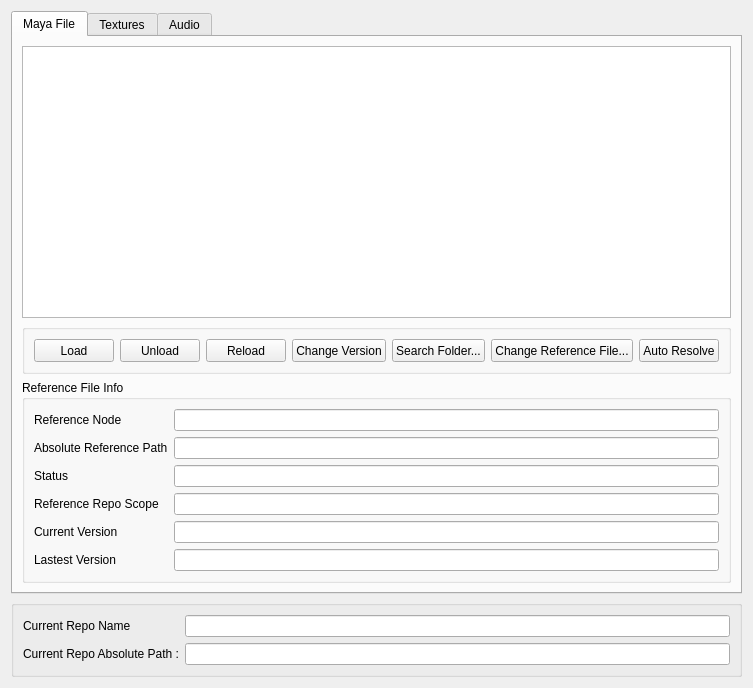
The window that maya-scripts/UkoreReferenceEditor/widget.ui (tonmaiart/UkoreReferenceEditor) describes before a commit, drawn with Qt 5.
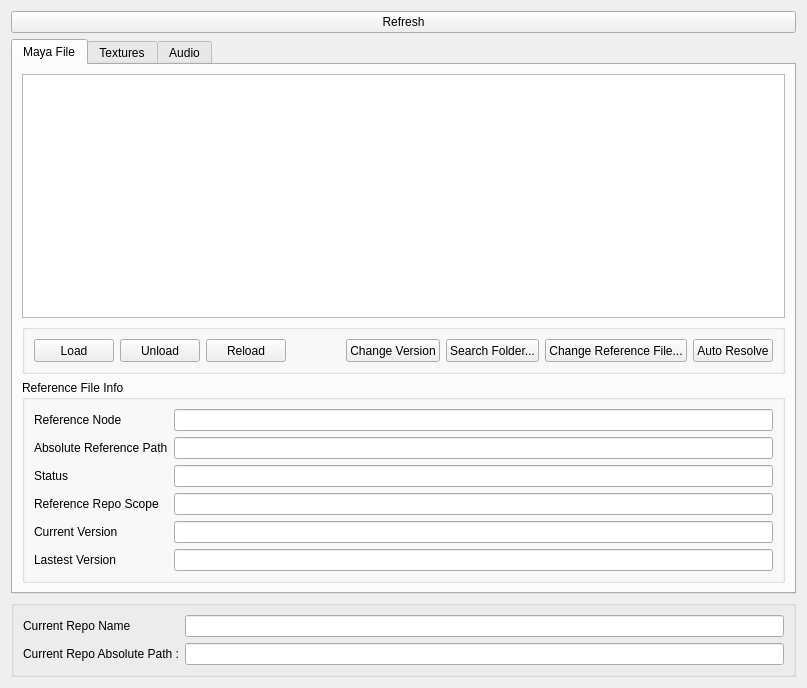
The same window after the commit.

Commit message: Auto-untrack gitignored files before sync

```diff
--- a/maya-scripts/UkoreReferenceEditor/widget.ui
+++ b/maya-scripts/UkoreReferenceEditor/widget.ui
@@ -6,7 +6,7 @@
    <rect>
     <x>0</x>
     <y>0</y>
-    <width>704</width>
+    <width>807</width>
     <height>688</height>
    </rect>
   </property>
@@ -14,7 +14,40 @@
    <string>Form</string>
   </property>
   <layout class="QGridLayout" name="gridLayout_4">
-   <item row="0" column="0">
+   <item row="2" column="0">
+    <widget class="QGroupBox" name="groupBox_4">
+     <property name="title">
+      <string/>
+     </property>
+     <layout class="QGridLayout" name="gridLayout_10">
+      <item row="0" column="0">
+       <layout class="QGridLayout" name="gridLayout_2">
+        <item row="0" column="0">
+         <widget class="QLabel" name="label_10">
+          <property name="text">
+           <string>Current Repo Name</string>
+          </property>
+         </widget>
+        </item>
+        <item row="0" column="1">
+         <widget class="QLineEdit" name="lineEdit_current_repo_name"/>
+        </item>
+        <item row="1" column="1">
+         <widget class="QLineEdit" name="lineEdit_current_repo_path"/>
+        </item>
+        <item row="1" column="0">
+         <widget class="QLabel" name="label_11">
+          <property name="text">
+           <string>Current Repo Absolute Path :</string>
+          </property>
+         </widget>
+        </item>
+       </layout>
+      </item>
+     </layout>
+    </widget>
+   </item>
+   <item row="1" column="0">
     <widget class="QTabWidget" name="tabWidget">
      <property name="currentIndex">
       <number>0</number>
@@ -424,37 +457,11 @@
      </widget>
     </widget>
    </item>
-   <item row="1" column="0">
-    <widget class="QGroupBox" name="groupBox_4">
-     <property name="title">
-      <string/>
+   <item row="0" column="0">
+    <widget class="QPushButton" name="pushButton_refresh_status">
+     <property name="text">
+      <string>Refresh</string>
      </property>
-     <layout class="QGridLayout" name="gridLayout_10">
-      <item row="0" column="0">
-       <layout class="QGridLayout" name="gridLayout_2">
-        <item row="0" column="0">
-         <widget class="QLabel" name="label_10">
-          <property name="text">
-           <string>Current Repo Name</string>
-          </property>
-         </widget>
-        </item>
-        <item row="0" column="1">
-         <widget class="QLineEdit" name="lineEdit_current_repo_name"/>
-        </item>
-        <item row="1" column="1">
-         <widget class="QLineEdit" name="lineEdit_current_repo_path"/>
-        </item>
-        <item row="1" column="0">
-         <widget class="QLabel" name="label_11">
-          <property name="text">
-           <string>Current Repo Absolute Path :</string>
-          </property>
-         </widget>
-        </item>
-       </layout>
-      </item>
-     </layout>
     </widget>
    </item>
   </layout>
```
